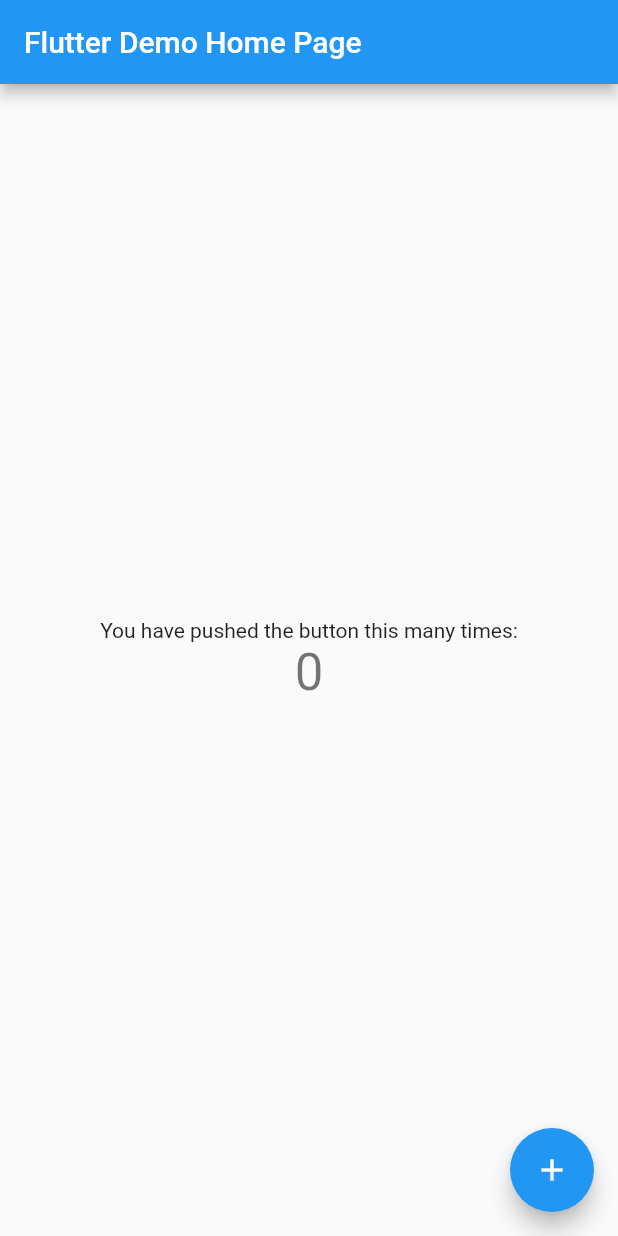
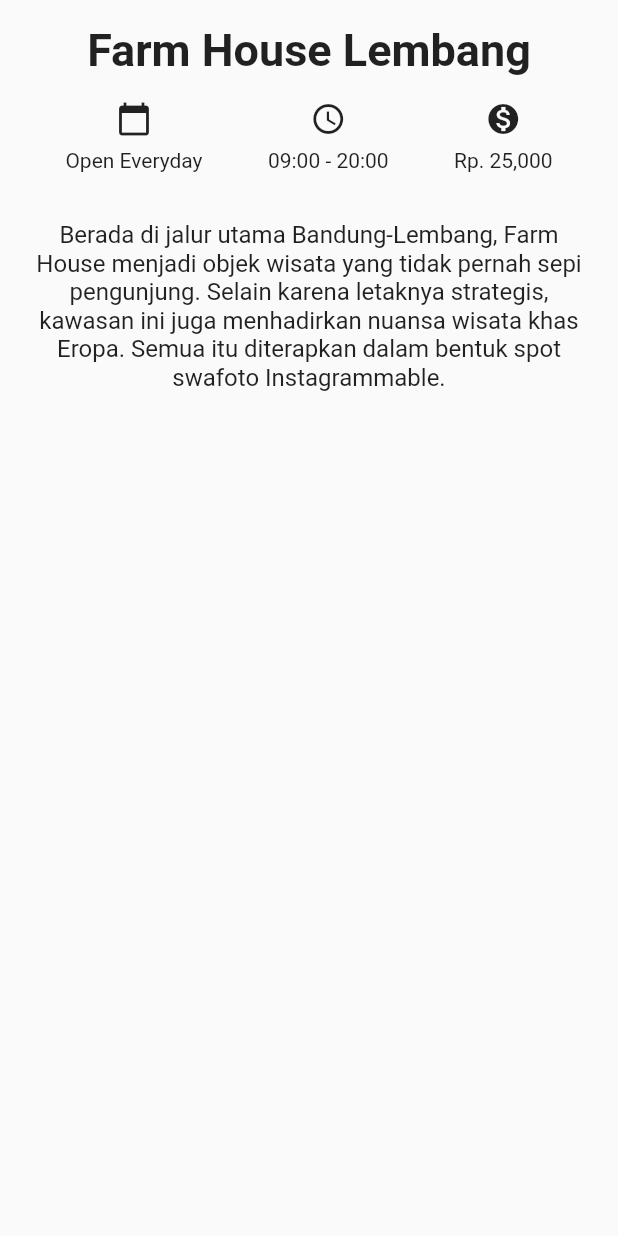
Before and after one commit to willywin99/codelab1_flutter, a Flutter app: the screen it shows after launch, on a phone screen of 412 x 824 dp. Run offline on Flutter 3.47's test engine with Material 2 defaults, Android fonts, the phone set to English and light mode, and no system bars.

Commit message:
Farm House Lembang

```diff
--- a/lib/main.dart
+++ b/lib/main.dart
@@ -1,115 +1,77 @@
 import 'package:flutter/material.dart';
 
-void main() {
-  runApp(const MyApp());
-}
+void main() => runApp(MyApp());
 
 class MyApp extends StatelessWidget {
-  const MyApp({Key? key}) : super(key: key);
-
-  // This widget is the root of your application.
   @override
   Widget build(BuildContext context) {
     return MaterialApp(
-      title: 'Flutter Demo',
-      theme: ThemeData(
-        // This is the theme of your application.
-        //
-        // Try running your application with "flutter run". You'll see the
-        // application has a blue toolbar. Then, without quitting the app, try
-        // changing the primarySwatch below to Colors.green and then invoke
-        // "hot reload" (press "r" in the console where you ran "flutter run",
-        // or simply save your changes to "hot reload" in a Flutter IDE).
-        // Notice that the counter didn't reset back to zero; the application
-        // is not restarted.
-        primarySwatch: Colors.blue,
-      ),
-      home: const MyHomePage(title: 'Flutter Demo Home Page'),
+      title: 'Wisata Bandung',
+      theme: ThemeData(),
+      home: DetailScreen(),
     );
   }
 }
 
-class MyHomePage extends StatefulWidget {
-  const MyHomePage({Key? key, required this.title}) : super(key: key);
-
-  // This widget is the home page of your application. It is stateful, meaning
-  // that it has a State object (defined below) that contains fields that affect
-  // how it looks.
-
-  // This class is the configuration for the state. It holds the values (in this
-  // case the title) provided by the parent (in this case the App widget) and
-  // used by the build method of the State. Fields in a Widget subclass are
-  // always marked "final".
-
-  final String title;
-
-  @override
-  State<MyHomePage> createState() => _MyHomePageState();
-}
-
-class _MyHomePageState extends State<MyHomePage> {
-  int _counter = 0;
-
-  void _incrementCounter() {
-    setState(() {
-      // This call to setState tells the Flutter framework that something has
-      // changed in this State, which causes it to rerun the build method below
-      // so that the display can reflect the updated values. If we changed
-      // _counter without calling setState(), then the build method would not be
-      // called again, and so nothing would appear to happen.
-      _counter++;
-    });
-  }
-
+class DetailScreen extends StatelessWidget {
   @override
   Widget build(BuildContext context) {
-    // This method is rerun every time setState is called, for instance as done
-    // by the _incrementCounter method above.
-    //
-    // The Flutter framework has been optimized to make rerunning build methods
-    // fast, so that you can just rebuild anything that needs updating rather
-    // than having to individually change instances of widgets.
     return Scaffold(
-      appBar: AppBar(
-        // Here we take the value from the MyHomePage object that was created by
-        // the App.build method, and use it to set our appbar title.
-        title: Text(widget.title),
-      ),
-      body: Center(
-        // Center is a layout widget. It takes a single child and positions it
-        // in the middle of the parent.
+      body: SafeArea(
         child: Column(
-          // Column is also a layout widget. It takes a list of children and
-          // arranges them vertically. By default, it sizes itself to fit its
-          // children horizontally, and tries to be as tall as its parent.
-          //
-          // Invoke "debug painting" (press "p" in the console, choose the
-          // "Toggle Debug Paint" action from the Flutter Inspector in Android
-          // Studio, or the "Toggle Debug Paint" command in Visual Studio Code)
-          // to see the wireframe for each widget.
-          //
-          // Column has various properties to control how it sizes itself and
-          // how it positions its children. Here we use mainAxisAlignment to
-          // center the children vertically; the main axis here is the vertical
-          // axis because Columns are vertical (the cross axis would be
-          // horizontal).
-          mainAxisAlignment: MainAxisAlignment.center,
+          crossAxisAlignment: CrossAxisAlignment.stretch,
           children: <Widget>[
-            const Text(
-              'You have pushed the button this many times:',
+            Container(
+              margin: EdgeInsets.only(top: 16.0),
+              child: Text(
+                'Farm House Lembang',
+                textAlign: TextAlign.center,
+                style: TextStyle(
+                  fontSize: 30.0,
+                  fontWeight: FontWeight.bold,
+                ),
+              ),
             ),
-            Text(
-              '$_counter',
-              style: Theme.of(context).textTheme.headline4,
+            Container(
+              margin: EdgeInsets.symmetric(vertical: 16.0),
+              child: Row(
+                mainAxisAlignment: MainAxisAlignment.spaceEvenly,
+                children: <Widget>[
+                  Column(
+                    children: <Widget>[
+                      Icon(Icons.calendar_today),
+                      SizedBox(height: 8.0),
+                      Text('Open Everyday'),
+                    ],
+                  ),
+                  Column(
+                    children: <Widget>[
+                      Icon(Icons.access_time),
+                      SizedBox(height: 8.0),
+                      Text('09:00 - 20:00'),
+                    ],
+                  ),
+                  Column(
+                    children: <Widget>[
+                      Icon(Icons.monetization_on),
+                      SizedBox(height: 8.0),
+                      Text('Rp. 25,000'),
+                    ],
+                  ),
+                ],
+              ),
+            ),
+            Container(
+              padding: EdgeInsets.all(16.0),
+              child: Text(
+                'Berada di jalur utama Bandung-Lembang, Farm House menjadi objek wisata yang tidak pernah sepi pengunjung. Selain karena letaknya strategis, kawasan ini juga menhadirkan nuansa wisata khas Eropa. Semua itu diterapkan dalam bentuk spot swafoto Instagrammable.',
+                textAlign: TextAlign.center,
+                style: TextStyle(fontSize: 16.0),
+              ),
             ),
           ],
         ),
-      ),
-      floatingActionButton: FloatingActionButton(
-        onPressed: _incrementCounter,
-        tooltip: 'Increment',
-        child: const Icon(Icons.add),
-      ), // This trailing comma makes auto-formatting nicer for build methods.
+      )
     );
   }
 }
```
